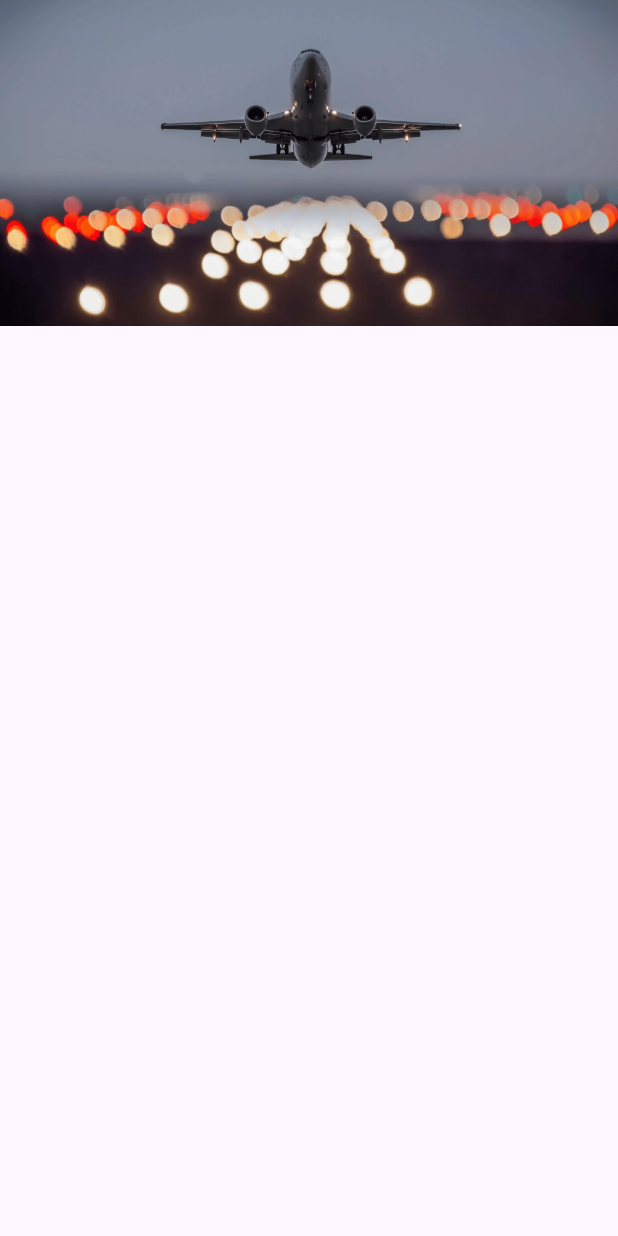
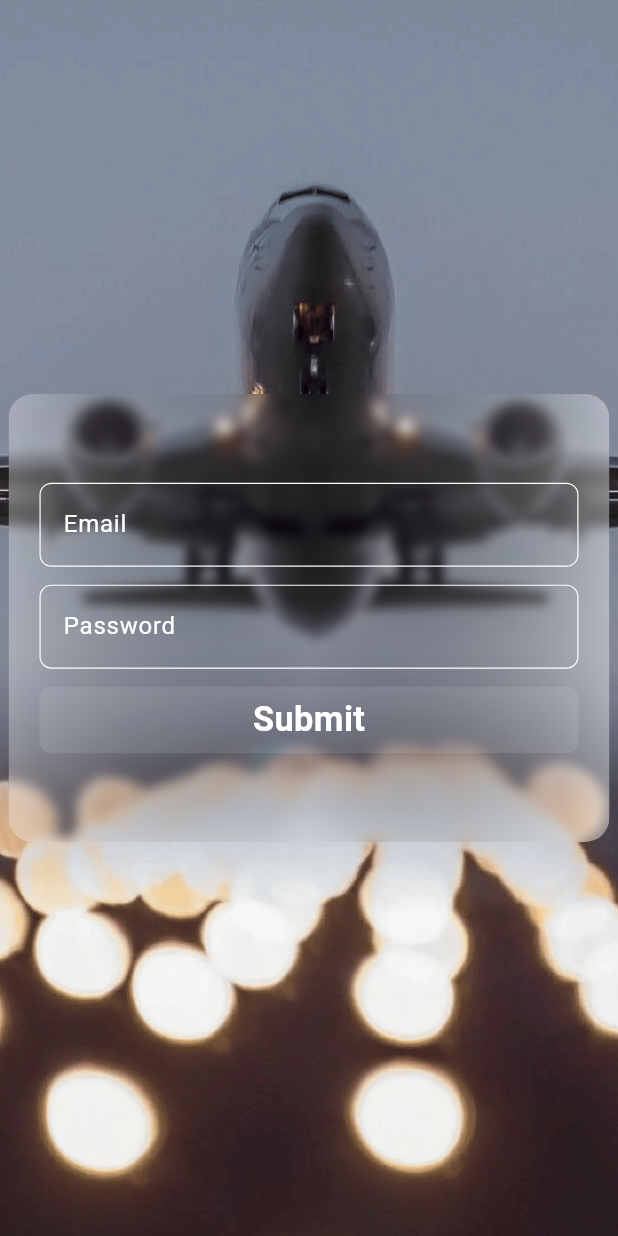
Before and after one commit to Saravanan-vc/ticketbook, a Flutter app: the screen it shows after launch, on a phone screen of 412 x 824 dp. Run offline on Flutter 3.47's test engine with Material 3 defaults, Android fonts, the phone set to English and light mode, and no system bars; our stand-ins replace firebase_auth, firebase_core, flutter_screenutil; accounts and stored records are empty.

Commit message:
login authten

```diff
--- /dev/null
+++ b/devtools_options.yaml
@@ -0,0 +1,3 @@
+description: This file stores settings for Dart & Flutter DevTools.
+documentation: https://docs.flutter.dev/tools/devtools/extensions#configure-extension-enablement-states
+extensions:
--- a/lib/main.dart
+++ b/lib/main.dart
@@ -1,9 +1,22 @@
+import 'package:firebase_core/firebase_core.dart';
 import 'package:flutter/material.dart';
 import 'package:flutter_screenutil/flutter_screenutil.dart';
+import 'package:provider/provider.dart';
+import 'package:ticketbook/model_view/login_provider.dart';
+import 'package:ticketbook/ui/color.dart';
 import 'package:ticketbook/view/login_screen.dart';
 
-void main() {
-  runApp(const MyApp());
+Future<void> main() async {
+  WidgetsFlutterBinding.ensureInitialized();
+  await Firebase.initializeApp();
+  runApp(
+    MultiProvider(
+      providers: [
+        ChangeNotifierProvider(create: (context) => AuthenProvider())
+      ],
+      child: const MyApp(),
+    ),
+  );
 }
 
 class MyApp extends StatelessWidget {
@@ -14,10 +27,17 @@ class MyApp extends StatelessWidget {
     return ScreenUtilInit(
       designSize: const Size(360, 690),
       builder: (_, child) {
-        return const MaterialApp(
-          home: LoginScreen(),
+        return MaterialApp(
+          theme: ThemeData(scaffoldBackgroundColor: ColorClass.palWhite),
+          home: const LoginScreen(),
         );
       },
     );
   }
 }
+
+
+/*
+android   1:241846213505:android:eb63ff46ecc644c7f22680
+ios       1:241846213505:ios:8c8dd6c08022020df22680
+*/
--- /dev/null
+++ b/lib/model_view/login_provider.dart
@@ -0,0 +1,16 @@
+import 'package:flutter/material.dart';
+import 'package:firebase_auth/firebase_auth.dart';
+
+class AuthenProvider extends ChangeNotifier {
+  TextEditingController mailcontroller = TextEditingController();
+  TextEditingController passcontroller = TextEditingController();
+  final FirebaseAuth _firebaseAuth = FirebaseAuth.instance;
+  void login(String email, String password) {
+    try {
+      _firebaseAuth.signInWithEmailAndPassword(
+          email: email, password: password);
+    } catch (e) {
+      debugPrint("$e");
+    }
+  }
+}
--- /dev/null
+++ b/lib/ui/color.dart
@@ -0,0 +1,10 @@
+import 'package:flutter/material.dart';
+
+class ColorClass {
+  ColorClass._();
+  static Color palBlack05 = Colors.black54;
+  static Color palWhite = Colors.white;
+  static Color palwhite10 =Colors.white10;
+  static Color palTrans = Colors.transparent;
+  static Color palBlue = Colors.blueAccent;
+}
--- /dev/null
+++ b/lib/ui/widgets_ui/button_widgets.dart
@@ -0,0 +1,27 @@
+import 'package:flutter/material.dart';
+import 'package:flutter_screenutil/flutter_screenutil.dart';
+
+class ButtonWidgets {
+  ButtonWidgets._();
+  static GestureDetector buttonCus(dynamic W, String text, int hor, int ver,
+      Color textC, int fs, FontWeight fw, VoidCallback action,Color backcolor) {
+    return GestureDetector(
+      onTap: action,
+      child: Container(
+
+        padding: EdgeInsets.symmetric(horizontal: hor.w, vertical: ver.w),
+        width: W,
+        decoration: BoxDecoration(
+          color:backcolor,
+          borderRadius: BorderRadius.circular(8),
+        ),
+        child: Center(
+          child: Text(
+            text,
+            style: TextStyle(color: textC, fontSize: fs.sp, fontWeight: fw),
+          ),
+        ),
+      ),
+    );
+  }
+}
--- /dev/null
+++ b/lib/ui/widgets_ui/text_from_feild.dart
@@ -0,0 +1,26 @@
+import 'package:flutter/material.dart';
+
+class TextFWidget {
+  TextFWidget._();
+
+  static TextFormField fromCus(Color bColor, String hint, Color textC,TextEditingController textec) {
+    return TextFormField(
+      controller: textec,
+      style: TextStyle(color: textC),
+      onTapOutside: (_) => FocusManager.instance.primaryFocus?.unfocus(),
+      decoration: InputDecoration(
+        enabledBorder: OutlineInputBorder(
+            borderRadius: BorderRadius.circular(8),
+            borderSide: BorderSide(color: bColor, width: 0.8)),
+        border: OutlineInputBorder(
+            borderRadius: BorderRadius.circular(8),
+            borderSide: BorderSide(color: bColor, width: 0.8)),
+        focusedBorder: OutlineInputBorder(
+            borderRadius: BorderRadius.circular(8),
+            borderSide: BorderSide(color: bColor, width: 0.8)),
+        hintText: hint,
+        hintStyle: TextStyle(color: textC),
+      ),
+    );
+  }
+}
--- a/lib/view/login_screen.dart
+++ b/lib/view/login_screen.dart
@@ -1,16 +1,93 @@
+import 'dart:ui';
+
 import 'package:flutter/material.dart';
+import 'package:flutter_screenutil/flutter_screenutil.dart';
+import 'package:provider/provider.dart';
+import 'package:ticketbook/model_view/login_provider.dart';
+import 'package:ticketbook/ui/color.dart';
 import 'package:ticketbook/ui/image.dart';
+import 'package:ticketbook/ui/widgets_ui/button_widgets.dart';
+import 'package:ticketbook/ui/widgets_ui/text_from_feild.dart';
 
 class LoginScreen extends StatelessWidget {
   const LoginScreen({super.key});
 
   @override
   Widget build(BuildContext context) {
-    return  Scaffold(
-      body: Column(
-        children: [
-          Image.asset(ImageArea.loginImage)
-        ],
+    return Scaffold(
+      resizeToAvoidBottomInset: false,
+      body: SafeArea(
+        child: Container(
+          height: double.infinity,
+          width: double.infinity,
+          decoration: BoxDecoration(
+            image: DecorationImage(
+                image: AssetImage(ImageArea.loginImage), fit: BoxFit.fitHeight),
+          ),
+          child: Consumer<AuthenProvider>(
+            builder: (context, authenprovider, child) => Stack(
+              children: [
+                Center(
+                  child: ClipRRect(
+                    borderRadius: BorderRadius.circular(16),
+                    child: BackdropFilter(
+                      filter: ImageFilter.blur(sigmaX: 4, sigmaY: 4),
+                      child: Container(
+                        height: 250.h,
+                        width: 350.w,
+                        decoration: const BoxDecoration(
+                          gradient: LinearGradient(
+                            colors: [
+                              Colors.white30,
+                              Colors.transparent,
+                              Colors.white38
+                            ],
+                          ),
+                        ),
+                        child: Column(
+                          mainAxisAlignment: MainAxisAlignment.center,
+                          children: [
+                            Padding(
+                              padding: EdgeInsets.symmetric(horizontal: 18.w),
+                              child: TextFWidget.fromCus(
+                                  ColorClass.palWhite,
+                                  "Email",
+                                  ColorClass.palWhite,
+                                  authenprovider.mailcontroller),
+                            ),
+                            SizedBox(height: 10.h),
+                            Padding(
+                              padding: EdgeInsets.symmetric(horizontal: 18.w),
+                              child: TextFWidget.fromCus(
+                                  ColorClass.palWhite,
+                                  "Password",
+                                  ColorClass.palWhite,
+                                  authenprovider.passcontroller),
+                            ),
+                            SizedBox(height: 10.h),
+                            Padding(
+                              padding: EdgeInsets.symmetric(horizontal: 18.w),
+                              child: ButtonWidgets.buttonCus(
+                                  double.infinity,
+                                  "Submit",
+                                  0,
+                                  5,
+                                  ColorClass.palWhite,
+                                  20,
+                                  FontWeight.w600, () {
+
+                              }, ColorClass.palwhite10),
+                            )
+                          ],
+                        ),
+                      ),
+                    ),
+                  ),
+                )
+              ],
+            ),
+          ),
+        ),
       ),
     );
   }
--- a/pubspec.yaml
+++ b/pubspec.yaml
@@ -37,6 +37,9 @@ dependencies:
   cupertino_icons: ^1.0.6
   provider: ^6.1.2
   flutter_screenutil: ^5.9.3
+  firebase_auth: ^5.3.1
+  firebase_core: ^3.6.0
+  cloud_firestore: ^5.4.4
 
 dev_dependencies:
   flutter_test:
```
Also changed, not shown: firebase.json (added), lib/model/firebase_options.dart (added), pubspec.lock, 6 other files.
